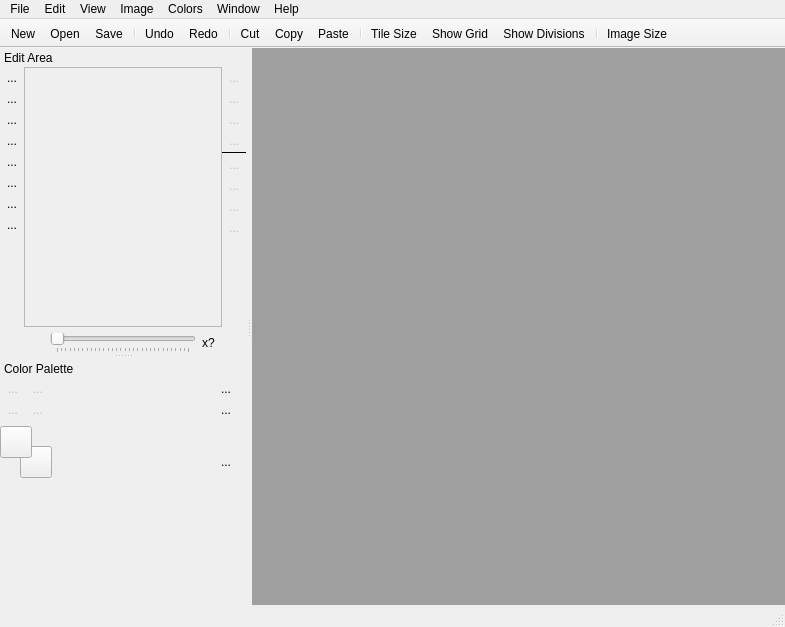
Above: screens/main_window.ui from ricardobusta/pixelbooster before the change. Below: the same form after it.
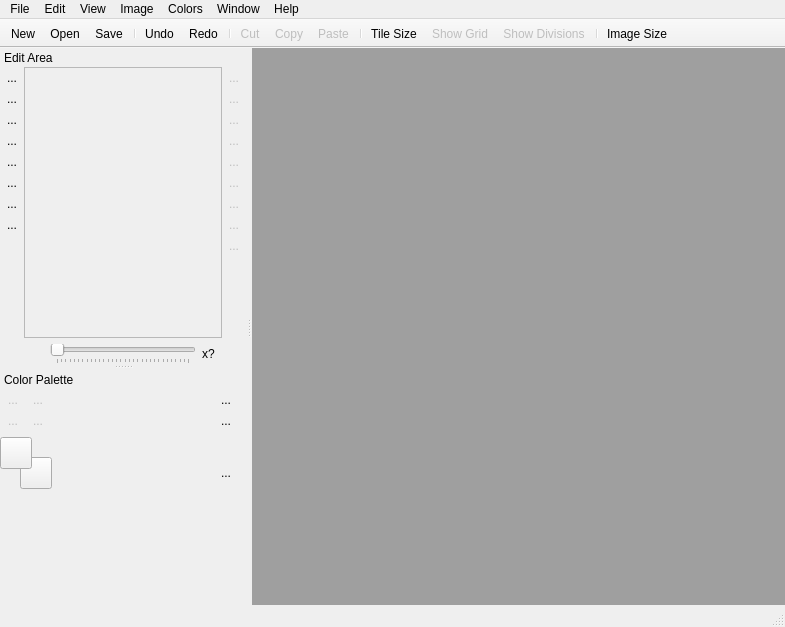
That is the form after the change. Icons and pictures are not drawn. Custom widgets are drawn as their Qt base class.

Commit message: Changing icons and interface a bit more.

What changed in the file:
```diff
--- a/screens/main_window.ui
+++ b/screens/main_window.ui
@@ -373,8 +373,8 @@
            <rect>
             <x>0</x>
             <y>0</y>
-            <width>258</width>
-            <height>278</height>
+            <width>199</width>
+            <height>283</height>
            </rect>
           </property>
           <layout class="QGridLayout" name="gridLayout">
@@ -646,19 +646,6 @@
          </property>
         </widget>
        </item>
-       <item>
-        <widget class="Line" name="line">
-         <property name="enabled">
-          <bool>true</bool>
-         </property>
-         <property name="frameShadow">
-          <enum>QFrame::Plain</enum>
-         </property>
-         <property name="orientation">
-          <enum>Qt::Horizontal</enum>
-         </property>
-        </widget>
-       </item>
        <item>
         <widget class="QToolButton" name="toolButton_12">
          <property name="enabled">
@@ -751,6 +738,29 @@
          </property>
         </widget>
        </item>
+       <item>
+        <widget class="QToolButton" name="toolButton_14">
+         <property name="enabled">
+          <bool>false</bool>
+         </property>
+         <property name="text">
+          <string>...</string>
+         </property>
+         <property name="icon">
+          <iconset resource="../resources/icons/icons.qrc">
+           <normaloff>:/icons/resize_selection.png</normaloff>:/icons/resize_selection.png</iconset>
+         </property>
+         <property name="iconSize">
+          <size>
+           <width>24</width>
+           <height>24</height>
+          </size>
+         </property>
+         <property name="autoRaise">
+          <bool>true</bool>
+         </property>
+        </widget>
+       </item>
        <item>
         <spacer name="verticalSpacer_4">
          <property name="orientation">
@@ -1312,7 +1322,7 @@
   </action>
   <action name="actionCut">
    <property name="enabled">
-    <bool>true</bool>
+    <bool>false</bool>
    </property>
    <property name="icon">
     <iconset resource="../resources/icons/icons.qrc">
@@ -1330,7 +1340,7 @@
   </action>
   <action name="actionCopy">
    <property name="enabled">
-    <bool>true</bool>
+    <bool>false</bool>
    </property>
    <property name="icon">
     <iconset resource="../resources/icons/icons.qrc">
@@ -1348,7 +1358,7 @@
   </action>
   <action name="actionPaste">
    <property name="enabled">
-    <bool>true</bool>
+    <bool>false</bool>
    </property>
    <property name="icon">
     <iconset resource="../resources/icons/icons.qrc">
@@ -1445,7 +1455,7 @@
     <bool>true</bool>
    </property>
    <property name="enabled">
-    <bool>true</bool>
+    <bool>false</bool>
    </property>
    <property name="icon">
     <iconset resource="../resources/icons/icons.qrc">
@@ -1463,7 +1473,7 @@
     <bool>true</bool>
    </property>
    <property name="enabled">
-    <bool>true</bool>
+    <bool>false</bool>
    </property>
    <property name="icon">
     <iconset resource="../resources/icons/icons.qrc">
```
Left out of the diff: 1 changed line with no effect on the pictures. The commit also changes 10 other files.
